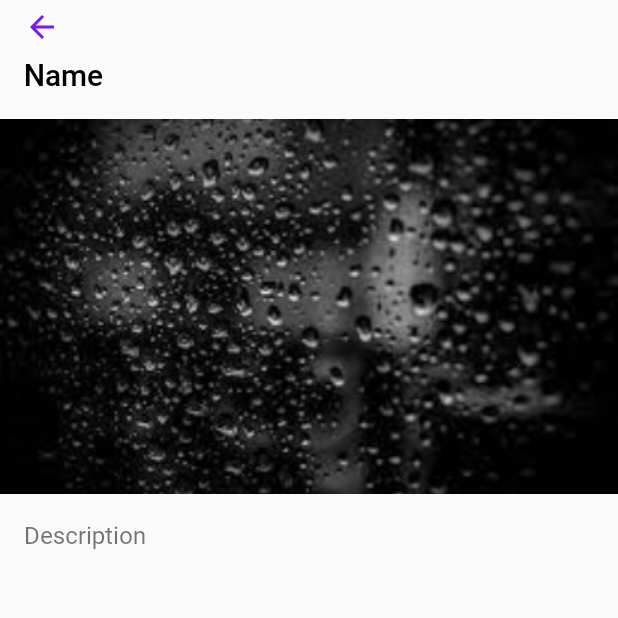
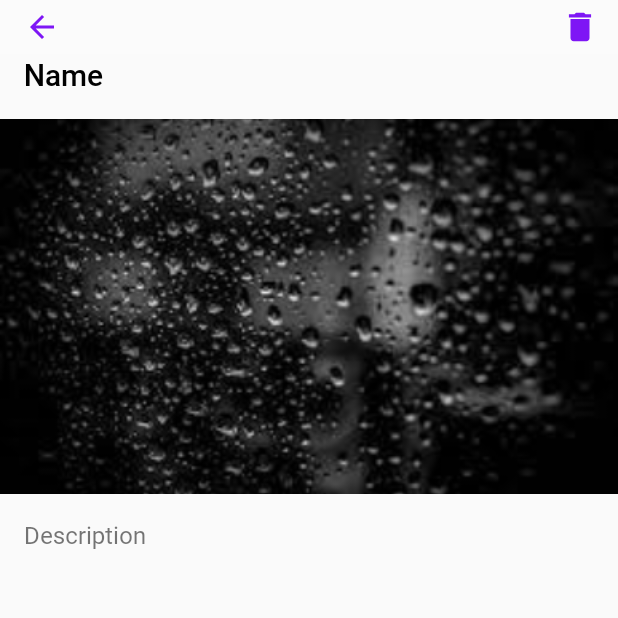
Before and after one commit to Sin-eglazka/Collart-Android, an Android app: the PortfolioActivity screen opened directly, with no data from a screen before it, on a phone screen of 412 x 824 dp, the top half of it. Run offline under Robolectric (Android 15) with nearby library versions, the phone set to English and light mode, and no system bars; pictures from the network do not load; 6 statements that could not run were skipped.

Commit message:
Little changes to portfolios

```diff
--- a/app/src/main/java/com/example/collart/NetworkSystem/ApiService.kt
+++ b/app/src/main/java/com/example/collart/NetworkSystem/ApiService.kt
@@ -169,6 +169,9 @@ interface ApiService {
     @GET("projects/{projectId}")
     suspend fun getPortfolio(@Header("Authorization") authorization: String, @Path("projectId") projectId: String): Response<Portfolio>
 
+    @DELETE("projects/{projectId}")
+    suspend fun deleteProject(@Header("Authorization") authorization: String, @Path("projectId") projectId: String): Response<Void>
+
 
     // favorite module
 
--- a/app/src/main/java/com/example/collart/PersonalPage/Portfolio/PortfolioActivity.kt
+++ b/app/src/main/java/com/example/collart/PersonalPage/Portfolio/PortfolioActivity.kt
@@ -11,6 +11,7 @@ import android.content.pm.PackageManager
 import android.net.Uri
 import android.os.Bundle
 import android.os.Environment
+import android.widget.FrameLayout
 import android.widget.ImageView
 import android.widget.TextView
 import android.widget.Toast
@@ -21,9 +22,13 @@ import androidx.core.content.ContextCompat
 import androidx.recyclerview.widget.LinearLayoutManager
 import androidx.recyclerview.widget.RecyclerView
 import com.bumptech.glide.Glide
+import com.example.collart.Auth.CurrentUser
+import com.example.collart.NetworkSystem.OrderModule
 import com.example.collart.NetworkSystem.Portfolio
+import com.example.collart.NetworkSystem.PortfolioModule
 import com.example.collart.R
 import com.example.collart.Tools.FileConverter.FileConverter
+import com.google.android.material.imageview.ShapeableImageView
 import kotlinx.coroutines.Dispatchers
 import kotlinx.coroutines.GlobalScope
 import kotlinx.coroutines.launch
@@ -38,6 +43,8 @@ class PortfolioActivity : AppCompatActivity(), FileAdapter.OnItemClickListener {
     private lateinit var imageView: ImageView
     private lateinit var descriptionView: TextView
     private lateinit var recycleFiles: RecyclerView
+    private lateinit var projectAction: ShapeableImageView
+    private lateinit var btnAction: FrameLayout
 
     private val downloadCompleteReceiver = object : BroadcastReceiver() {
         override fun onReceive(context: Context?, intent: Intent?) {
@@ -87,12 +94,27 @@ class PortfolioActivity : AppCompatActivity(), FileAdapter.OnItemClickListener {
             IntentFilter(DownloadManager.ACTION_DOWNLOAD_COMPLETE)
         )
 
+        projectAction = findViewById(R.id.buttonActionPortfolio)
+        btnAction = findViewById(R.id.buttonActionPortfolioContainer)
+        btnAction.setOnClickListener {
+            deleteAction()
+        }
+
     }
 
     override fun onDestroy() {
         super.onDestroy()
         // Unregister broadcast receiver
         unregisterReceiver(downloadCompleteReceiver)
+    }
+
+    private fun deleteAction(){
+        GlobalScope.launch(Dispatchers.Main) {
+            val message = PortfolioModule.deletePortfolio(CurrentUser.token, portfolio.id)
+            if (message == "ok"){
+                finish()
+            }
+        }
     }
 
     override fun onFileClick(url: String){
--- a/app/src/main/res/layout/activity_portfolio.xml
+++ b/app/src/main/res/layout/activity_portfolio.xml
@@ -18,8 +18,27 @@
             android:layout_height="36dp"
             app:popupTheme="@style/AppTheme.PopupMenu"
             android:background="@color/transparent"
-            app:theme="@style/AppTheme.Toolbar"
-            />
+            app:theme="@style/AppTheme.Toolbar">
+
+        <FrameLayout
+            android:id="@+id/buttonActionPortfolioContainer"
+            android:layout_width="40dp"
+            android:layout_height="40dp"
+            android:layout_gravity="end"
+            android:layout_marginEnd="8dp"
+            android:clickable="true"
+            android:focusable="true">
+            <com.google.android.material.imageview.ShapeableImageView
+                android:id="@+id/buttonActionPortfolio"
+                android:src="@drawable/delete"
+                android:layout_width="25dp"
+                android:layout_height="25dp"
+                android:layout_marginTop="5dp"
+                android:layout_marginStart="10dp"
+                android:clickable="false"
+                android:focusable="false" />
+        </FrameLayout>
+    </androidx.appcompat.widget.Toolbar>
 
         <ScrollView
             android:layout_width="match_parent"
--- a/app/src/main/res/layout/activity_project.xml
+++ b/app/src/main/res/layout/activity_project.xml
@@ -29,10 +29,10 @@
                 android:focusable="true">
             <com.google.android.material.imageview.ShapeableImageView
             android:id="@+id/buttonActionProject"
-            android:layout_width="30dp"
-            android:layout_height="30dp"
+            android:layout_width="25dp"
+            android:layout_height="25dp"
                 android:layout_marginTop="5dp"
-                android:layout_marginStart="5dp"
+                android:layout_marginStart="10dp"
                 android:clickable="false"
                 android:focusable="false" />
             </FrameLayout>
```
Also changed, not shown: app/src/main/java/com/example/collart/NetworkSystem/PortfolioModule.kt (+23 -0 lines).
